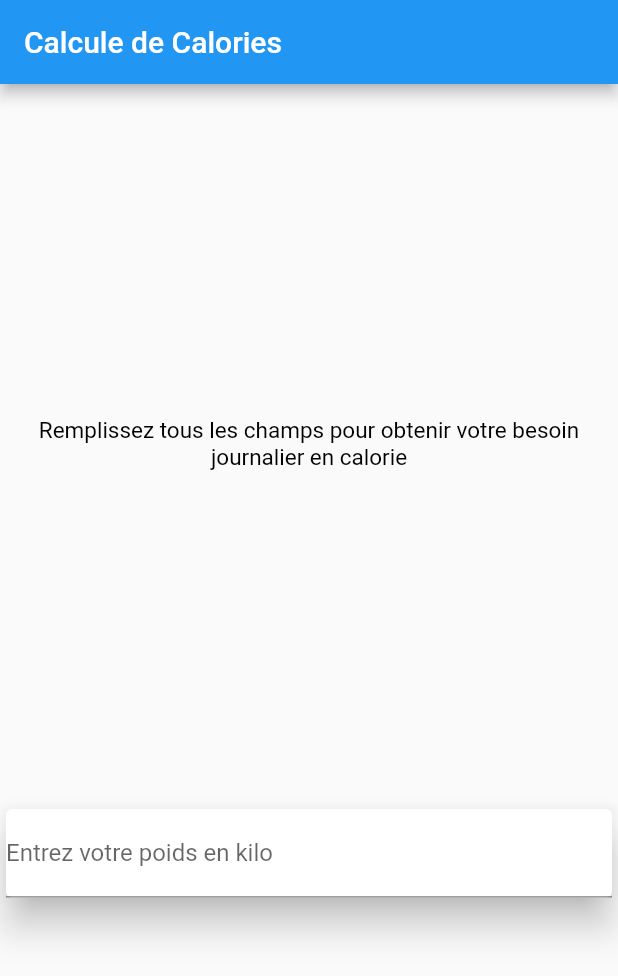
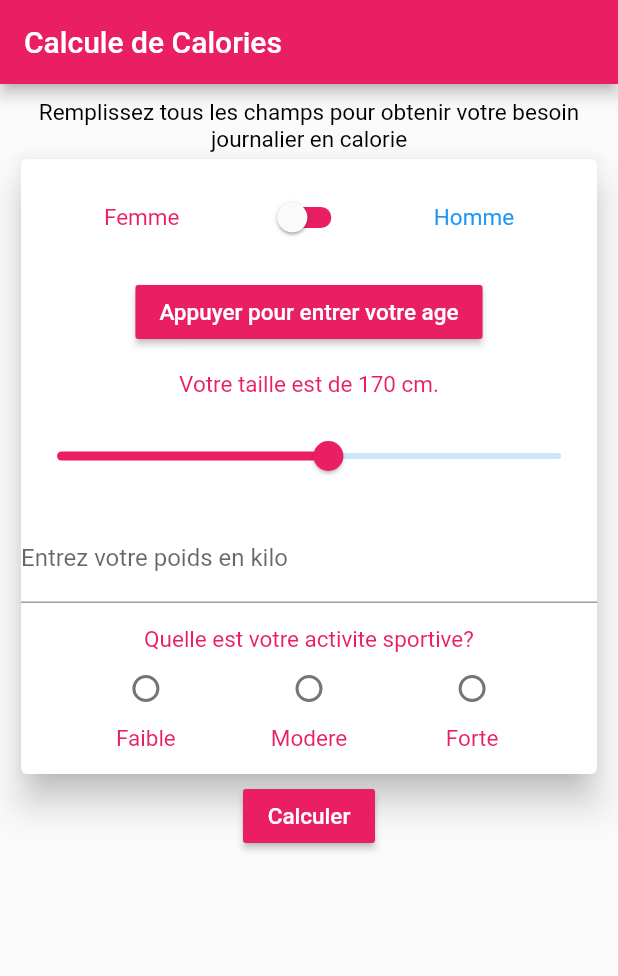
Before and after one commit to cerveau08/calcule_calorie, a Flutter app: the screen it shows after launch, on a phone screen of 412 x 824 dp. Shown: the top 976 px of the screen. Run offline on Flutter 3.47's test engine with Material 2 defaults, Android fonts, the phone set to English and light mode, and no system bars.

Commit message:
calorie calcule ok

```diff
--- a/lib/main.dart
+++ b/lib/main.dart
@@ -30,7 +30,20 @@ class MyHomePage extends StatefulWidget {
 
 class _MyHomePageState extends State<MyHomePage> {
 
+  int calorieBase;
+  int calorieAvecActivite;
+  int radioSelectionnee;
   double poids;
+  double age;
+  bool genre = false;
+  double taille = 170.0;
+
+  Map mapActivite = {
+    0: "Faible",
+    1: "Modere",
+    2: "Forte"
+  };
+
   @override
   Widget build(BuildContext context) {
     return GestureDetector(
@@ -38,8 +51,10 @@ class _MyHomePageState extends State<MyHomePage> {
       child: Scaffold(
       appBar: AppBar(
         title: Text(widget.title),
+        backgroundColor: setColor(),
       ),
-      body: Center(
+      body: SingleChildScrollView(
+        padding: EdgeInsets.all(10.0),
         child: Column(
           mainAxisAlignment: MainAxisAlignment.spaceEvenly,
           children: <Widget>[
@@ -48,6 +63,47 @@ class _MyHomePageState extends State<MyHomePage> {
               elevation: 10.0,
               child: Column(
                 children: [
+                  padding(),
+                  Row(
+                    mainAxisAlignment: MainAxisAlignment.spaceEvenly,
+                    children: [
+                      textAvecStyle("Femme", color: Colors.pink),
+                      Switch(
+                        value: genre,
+                        inactiveTrackColor: Colors.pink,
+                        activeColor: Colors.blue,
+                        onChanged: (bool b) {
+                          setState(() {
+                            genre = b;
+                          });
+                        },
+                      ),
+                      textAvecStyle("Homme", color: Colors.blue)
+                    ],
+                  ),
+                  padding(),
+                  RaisedButton(
+                    color: setColor(),
+                    child: textAvecStyle((age == null)? "Appuyer pour entrer votre age": "Votre age est de : ${age.toInt()}",
+                      color: Colors.white
+                    ),
+                    onPressed: (() => montrerPicker()),
+                  ),
+                  padding(),
+                  textAvecStyle("Votre taille est de ${taille.toInt()} cm.", color: setColor()),
+                  padding(),
+                  Slider(
+                    value: taille,
+                    activeColor: setColor(),
+                    onChanged: (double d) {
+                      setState(() {
+                        taille = d;
+                      });
+                    },
+                    max: 230.0,
+                    min: 100.0,
+                  ),
+                  padding(),
                   TextField(
                     keyboardType: TextInputType.number,
                     onChanged: (String string) {
@@ -56,11 +112,20 @@ class _MyHomePageState extends State<MyHomePage> {
                       });
                     },
                     decoration: InputDecoration(
-                      labelText: "Entrez votre poids en kilo"
+                      labelText: "Entrez votre poids en kilo",
                     ),
-                  )
+                  ),
+                  padding(),
+                  textAvecStyle("Quelle est votre activite sportive?", color: setColor()),
+                  rowRadio(),
+                  padding(),
                 ],
               ),
+            ),
+            RaisedButton(
+              color: setColor(),
+              child: textAvecStyle("Calculer", color: Colors.white),
+              onPressed: calculerNombredeCalories,
             )
           ]
         ),
@@ -68,6 +133,36 @@ class _MyHomePageState extends State<MyHomePage> {
     )
     );
 
+  }
+
+  Padding padding() {
+    return Padding(padding: EdgeInsets.only(top: 15.0),);
+  }
+
+  Future<Null> montrerPicker() async {
+    DateTime choix = await showDatePicker(
+      context: context,
+      initialDate: DateTime.now(),
+      firstDate: DateTime(1900),
+      lastDate: DateTime.now(),
+      initialDatePickerMode: DatePickerMode.year
+    );
+    if (choix != null) {
+      var difference = DateTime.now().difference(choix);
+      var jours = difference.inDays;
+      var ans = (jours / 365);
+      setState(() {
+        age = ans;
+      });
+    }
+  }
+
+  Color setColor() {
+    if (genre) {
+      return Colors.blue;
+    } else {
+      return Colors.pink;
+    }
   }
 
   Text textAvecStyle(String data, {color: Colors.black, fontSize: 15.0}) {
@@ -80,4 +175,107 @@ class _MyHomePageState extends State<MyHomePage> {
       ),
     );
   }
+
+  Row rowRadio() {
+    List<Widget> l = [];
+    mapActivite.forEach((key, value) {
+      Column colonne = Column(
+        mainAxisAlignment: MainAxisAlignment.center,
+        children: [
+          Radio(
+            activeColor: setColor(),
+            value: key,
+            groupValue: radioSelectionnee,
+            onChanged: (Object i) {
+              setState(() {
+                radioSelectionnee = i;
+              });
+            },
+          ),
+          textAvecStyle(value, color: setColor())
+        ],
+      );
+      l.add(colonne);
+    });
+    return Row(
+      mainAxisAlignment: MainAxisAlignment.spaceEvenly,
+      children: l,
+    );
+  }
+
+  void calculerNombredeCalories(){
+    if (age != null && poids != null && radioSelectionnee != null) {
+      if (genre) {
+        calorieBase = (66.4730 + (13.7516 * poids) + (5.0033 * taille) - (6.7550 * age)).toInt();
+      } else {
+        calorieBase = (655.0955 + (9.5634 * poids) + (1.8496 * taille) - (4.6756 * age)).toInt();
+      }
+      switch(radioSelectionnee) {
+        case 0:
+          calorieAvecActivite = (calorieBase * 1.2).toInt();
+          break;
+        case 1:
+          calorieAvecActivite = (calorieBase * 1.5).toInt();
+          break;
+        case 2:
+          calorieAvecActivite = (calorieBase * 1.8).toInt();
+          break;
+        default:
+          calorieAvecActivite = calorieBase;
+      }
+      setState(() {
+        dialogue();
+      });
+    } else {
+      alerte();
+    }
+  }
+
+  Future<Null> dialogue() async {
+    return showDialog(
+      context: context,
+      barrierDismissible: false,
+      builder: (BuildContext buildContext) {
+        return SimpleDialog(
+          title: textAvecStyle("Votre besoin en calories", color: setColor()),
+          contentPadding: EdgeInsets.all(15.0),
+          children: [
+            padding(),
+            textAvecStyle("Votre besoin de base est de :$calorieBase"),
+            padding(),
+            textAvecStyle("Votre besoin avec activite sportive est de : $calorieAvecActivite"),
+            RaisedButton(
+              onPressed: () {
+                Navigator.pop(buildContext);
+              },
+              child: textAvecStyle("Ok", color: Colors.white),
+              color: setColor(),
+            )
+          ],
+        );
+
+      }
+    );
+  }
+
+  Future<Null> alerte() async {
+    return showDialog(
+      context: context,
+      barrierDismissible: false,
+      builder: (BuildContext buildContext) {
+        return AlertDialog(
+          title: textAvecStyle("Erreur"),
+          content: textAvecStyle("Tous les champs ne sont pas remplis"),
+          actions: [
+            FlatButton(
+              onPressed: () {
+                Navigator.pop(buildContext);
+              },
+              child: textAvecStyle("Ok", color: Colors.red),
+            )
+          ],
+        );
+      }
+    );
+  }
 }
```
